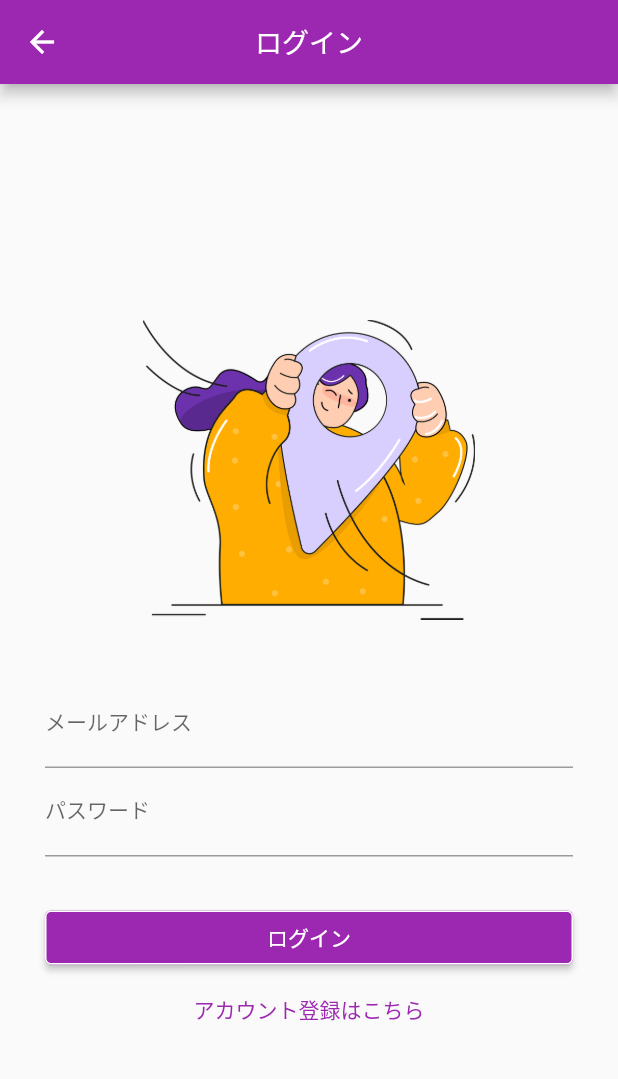
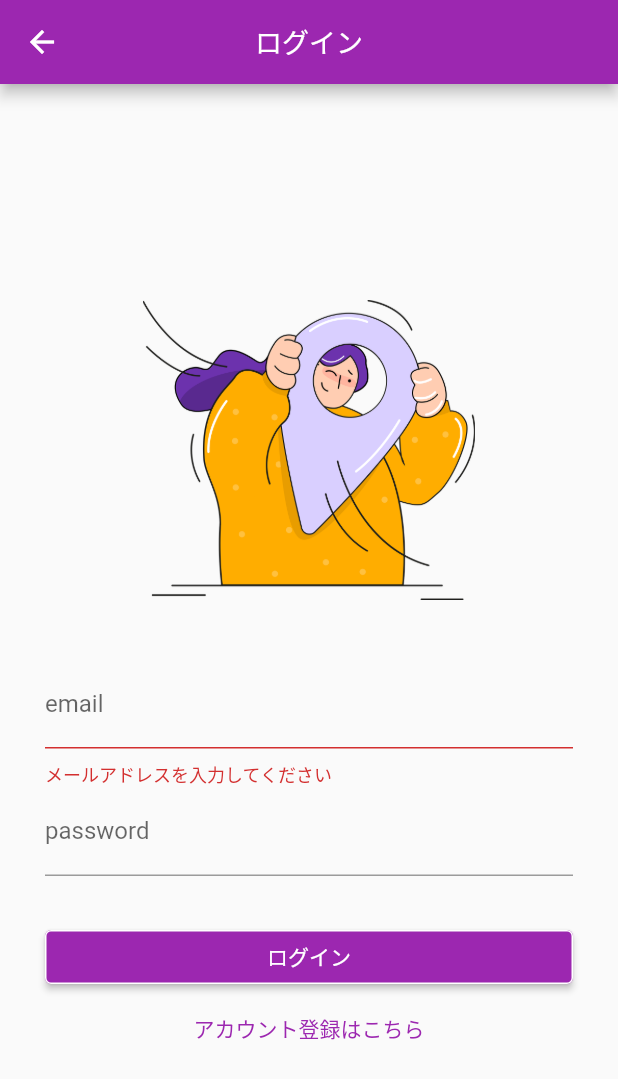
Before and after one commit to morikann/tomodoko, a Flutter app: the LoginScreen screen opened by its route, after a tap on "ログイン", on a phone screen of 412 x 824 dp. Shown: the top 1079 px of the screen. Run offline on Flutter 3.47's test engine with Material 2 defaults, Android fonts, the phone set to English and light mode, and no system bars; drawn by our look-alikes of modal_progress_hud_nsn; our stand-ins replace cloud_firestore, email_validator, firebase_auth, firebase_core; accounts and stored records are empty.

Commit message:
ログイン時のバリデーションを追加

```diff
--- a/lib/view/login_screen.dart
+++ b/lib/view/login_screen.dart
@@ -1,10 +1,10 @@
 import 'package:flutter/material.dart';
 import 'package:tomodoko/view/user_list_screen.dart';
 import '../component/common_button.dart';
-import '../component/common_text_field.dart';
 import 'signup_screen.dart';
 import 'package:firebase_auth/firebase_auth.dart';
 import 'package:modal_progress_hud_nsn/modal_progress_hud_nsn.dart';
+import 'package:email_validator/email_validator.dart';
 
 class LoginScreen extends StatefulWidget {
   static const String id = 'login_screen';
@@ -20,7 +20,11 @@ class _LoginScreenState extends State<LoginScreen> {
   late String email = '';
   late String password = '';
 
-  Future<void> signin(String email, String password) async {
+  final _formKey = GlobalKey<FormState>();
+  final _emailController = TextEditingController();
+  final _passwordController = TextEditingController();
+
+  Future<void> signIn(String email, String password) async {
     try {
       await _auth.signInWithEmailAndPassword(email: email, password: password);
       Navigator.of(context).pushNamedAndRemoveUntil(
@@ -29,13 +33,36 @@ class _LoginScreenState extends State<LoginScreen> {
       );
     } on FirebaseAuthException catch (e) {
       if (e.code == 'user-not-found') {
-        print('No user found for that email.');
+        ScaffoldMessenger.of(context).showSnackBar(
+          const SnackBar(
+            backgroundColor: Colors.red,
+            content: Text('メールアドレスが見つかりませんでした'),
+          ),
+        );
       } else if (e.code == 'wrong-password') {
-        print('Wrong password provided for that user.');
+        ScaffoldMessenger.of(context).showSnackBar(
+          const SnackBar(
+            backgroundColor: Colors.red,
+            content: Text('パスワードが正しくありません'),
+          ),
+        );
       }
     } catch (e) {
-      print(e);
+      ScaffoldMessenger.of(context).showSnackBar(
+        SnackBar(
+          backgroundColor: Colors.red,
+          content: Text('予期せぬエラーが発生しました: $e'),
+        ),
+      );
     }
+  }
+
+  @override
+  void dispose() {
+    // TODO: implement dispose
+    _emailController.dispose();
+    _passwordController.dispose();
+    super.dispose();
   }
 
   @override
@@ -71,33 +98,65 @@ class _LoginScreenState extends State<LoginScreen> {
                 const SizedBox(
                   height: 40,
                 ),
-                CommonTextField(
-                  label: 'メールアドレス',
-                  onChanged: (value) {
-                    email = value;
+                Form(
+                  key: _formKey,
+                  child: Column(
+                    children: [
+                      TextFormField(
+                        keyboardType: TextInputType.emailAddress,
+                        validator: (value) {
+                          // 1文字以上必要
+                          if (value == null || value.isEmpty) {
+                            return 'メールアドレスを入力してください';
+                          }
+                          // メールアドレス以外は受けつけない
+                          if (!EmailValidator.validate(value)) {
+                            return '正しいメールアドレスを入力してください';
+                          }
+                          return null;
                         },
+                        onSaved: (value) {
+                          setState(() {
+                            email = value!;
+                          });
+                        },
+                        controller: _emailController,
+                        decoration: const InputDecoration(
+                          labelText: 'email',
                         ),
-                CommonTextField(
-                  label: 'パスワード',
-                  obscure: true,
-                  onChanged: (value) {
-                    password = value;
+                      ),
+                      TextFormField(
+                        obscureText: true,
+                        onSaved: (value) {
+                          setState(() {
+                            password = value!;
+                          });
                         },
+                        controller: _passwordController,
+                        decoration: const InputDecoration(
+                          labelText: 'password',
+                        ),
                       ),
                       const SizedBox(height: 30),
                       CommonButton(
                         name: 'ログイン',
                         onPressed: () async {
+                          if (_formKey.currentState!.validate()) {
                             setState(() {
                               _showSpinner = true;
                             });
-                    await signin(email, password);
+                            _formKey.currentState!.save();
+                            await signIn(email, password);
                             setState(() {
                               _showSpinner = false;
                             });
+                          }
                         },
                         backgroundColor: Colors.purple,
                         textColor: Colors.white,
+                      ),
+                    ],
+                  ),
                 ),
                 TextButton(
                   onPressed: () {
```
Lines whose indentation alone changed are shown as unchanged.
